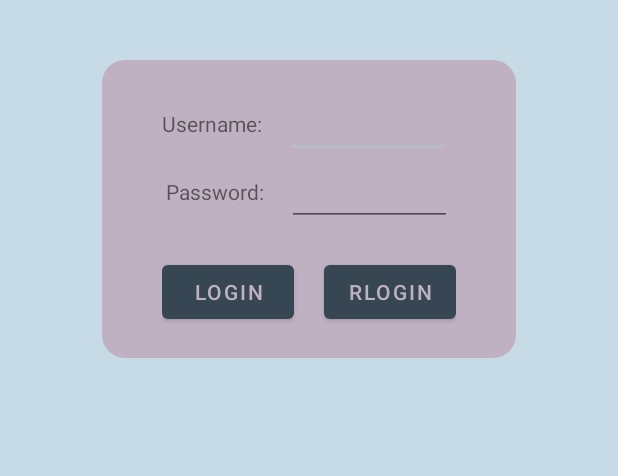
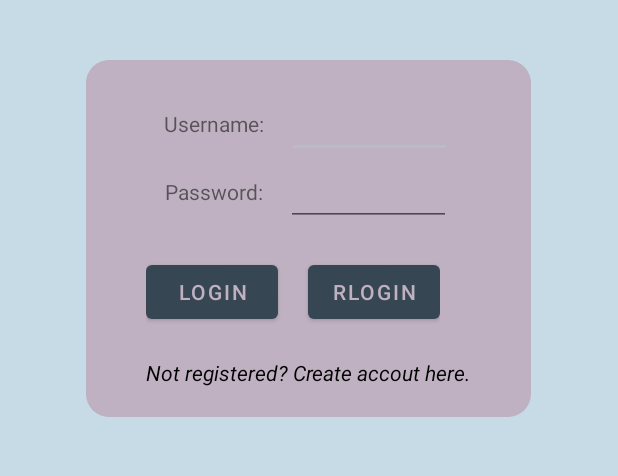
Before and after one commit to MarkoErdelji/TopGoApp, an Android app: the layout activity_main.xml on its own in the app's theme, with its tools: preview values and no code run, on a phone screen of 412 x 824 dp, the part 131-607 px from its top. Run offline under Robolectric (Android 15) with nearby library versions, the phone set to English and light mode, and no system bars.

```diff
--- a/app/src/main/res/layout/activity_main.xml
+++ b/app/src/main/res/layout/activity_main.xml
@@ -35,8 +35,7 @@
                 android:id="@+id/usernameLayout"
                 android:layout_width="wrap_content"
                 android:layout_height="wrap_content"
-
-
+                android:layout_marginStart="12sp"
                 >
 
                 <TextView
@@ -78,6 +77,7 @@
                     />
             </RelativeLayout>
             <RelativeLayout
+                android:id="@+id/loginButtonLayout"
                 android:layout_width="wrap_content"
                 android:layout_height="wrap_content"
                 android:layout_below="@id/passwordLayout"
@@ -97,7 +97,21 @@
                     android:layout_toEndOf="@id/loginButton"
                     android:text="@string/rlogin"/>
             </RelativeLayout>
+            <TextView
+                android:id="@+id/registerButton"
+                android:textColor="@color/black"
+                android:textStyle="italic"
+                android:layout_marginTop="20sp"
+                android:layout_width="wrap_content"
+                android:layout_height="wrap_content"
+                android:text="@string/not_registered_create_accout"
+                android:layout_below="@id/loginButtonLayout"
+                />
 
         </RelativeLayout>
+
+
+
+
     </RelativeLayout>
 </androidx.constraintlayout.widget.ConstraintLayout>
--- a/app/src/main/res/values/strings.xml
+++ b/app/src/main/res/values/strings.xml
@@ -21,4 +21,6 @@
     <string name="name">Name</string>
     <string name="text">Text</string>
     <string name="messageText">Text</string>
+    <string name="not_registered_create_accout">Not registered? Create accout here.</string>
+    <string name="logopicture">logoPicture</string>
 </resources>
```
Also changed, not shown: app/src/main/AndroidManifest.xml (+12 -4 lines), app/src/main/java/com/example/uberapp_tim6/SplashScreenActivity.java (added, +26 -0 lines), app/src/main/java/com/example/uberapp_tim6/UserLoginActivity.java (+11 -0 lines), app/src/main/res/layout/activity_splash_screen.xml (added, +21 -0 lines), app/src/debug/res/drawable/top_go_logo.png (added).
